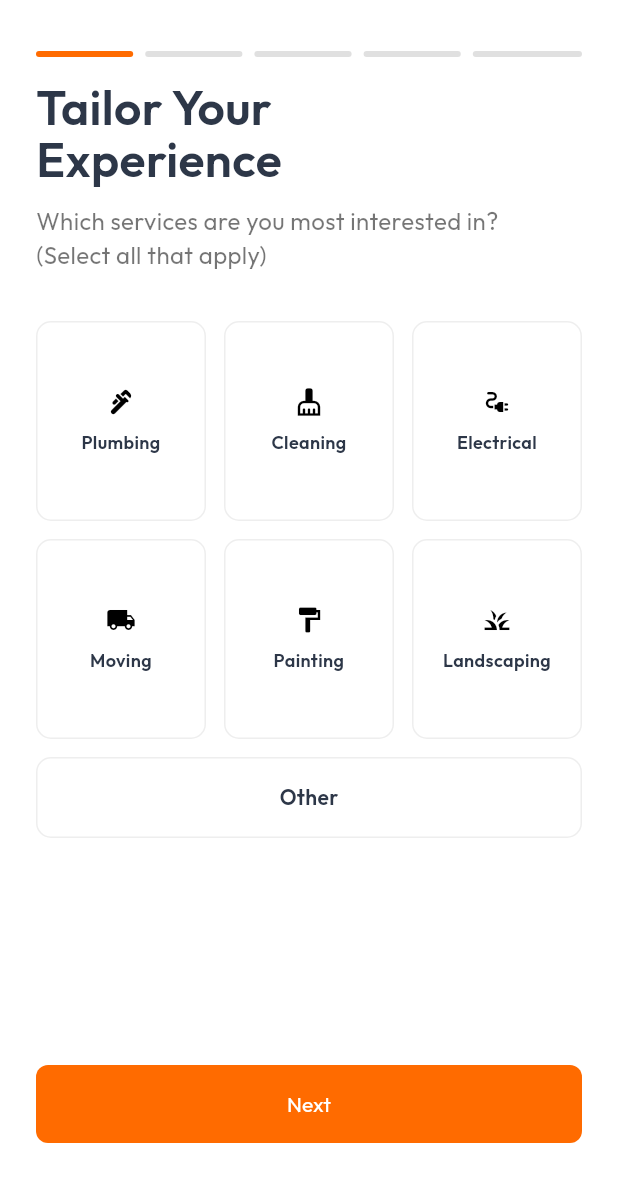
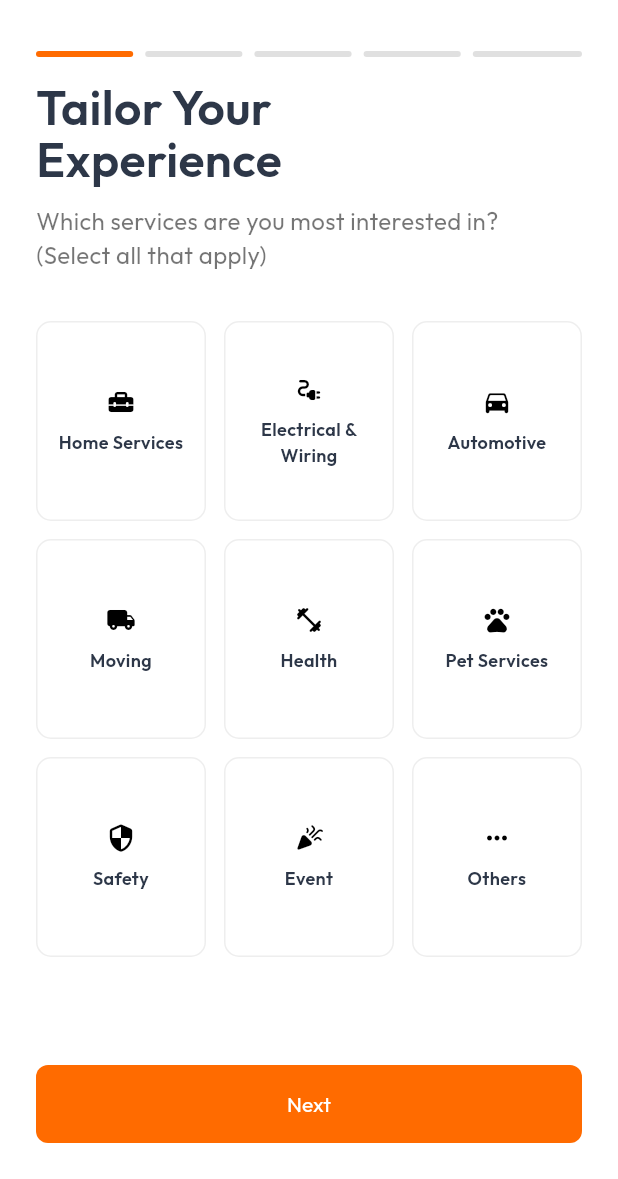
Before and after one commit to haziqrosli0408/GoServe, a Flutter app: the RegisterScreen screen opened by its route, swiped to page 5, on a phone screen of 412 x 824 dp, the part 57-1236 px from its top. Run offline on Flutter 3.47's test engine with Material 3 defaults, Android fonts, the phone set to English and light mode, and no system bars; our stand-ins replace animated_text_kit, cloud_firestore, firebase_auth, firebase_core, firebase_storage, geocoding and 6 more; missing offline and left inert: dart:js; accounts and stored records are empty; network calls fail.

Commit message:
update before ML

```diff
--- a/lib/screens/auth/provider_register_screen.dart
+++ b/lib/screens/auth/provider_register_screen.dart
@@ -9,6 +9,7 @@ import 'package:path/path.dart' as path;
 import 'package:gooservee/services/google_auth_service.dart';
 import 'package:flutter/services.dart';
 import 'dart:math';
+import 'package:gooservee/utils/categories_data.dart';
 
 class ProviderRegisterScreen extends StatefulWidget {
   const ProviderRegisterScreen({super.key});
@@ -138,14 +139,7 @@ class _ProviderRegisterScreenState extends State<ProviderRegisterScreen> {
 
   List<String> selectedServices = [];
 
-  final List<Map<String, dynamic>> services = [
-    {'name': 'Plumbing', 'desc': 'Maintenance & Repair', 'icon': Icons.plumbing},
-    {'name': 'Cleaning', 'desc': 'Deep & Routine Care', 'icon': Icons.cleaning_services},
-    {'name': 'Electrical', 'desc': 'Wiring & Smart Home', 'icon': Icons.electrical_services},
-    {'name': 'Moving', 'desc': 'Packing & Transport', 'icon': Icons.local_shipping},
-    {'name': 'Painting', 'desc': 'Interior & Exterior', 'icon': Icons.format_paint},
-    {'name': 'Landscaping', 'desc': 'Garden & Lawn', 'icon': Icons.grass},
-  ];
+  List<Map<String, dynamic>> get services => AppCategories.getHomeCategories();
 
   void _nextStep() {
     if (_formKeys[_currentStep].currentState!.validate()) {
@@ -1069,41 +1063,6 @@ class _ProviderRegisterScreenState extends State<ProviderRegisterScreen> {
                 );
               },
             ),
-            const SizedBox(height: 12),
-            GestureDetector(
-              onTap: () {
-                final isSelected = selectedServices.contains("Other");
-                setState(() {
-                  if (isSelected) {
-                    selectedServices.remove("Other");
-                  } else {
-                    selectedServices.add("Other");
-                  }
-                });
-              },
-              child: Container(
-                width: double.infinity,
-                decoration: BoxDecoration(
-                  color: selectedServices.contains("Other") ? const Color(0xFFE0E7FF) : Colors.white,
-                  borderRadius: BorderRadius.circular(10),
-                  border: Border.all(color: selectedServices.contains("Other") ? Colors.transparent : Colors.grey.shade200),
-                ),
-                padding: const EdgeInsets.symmetric(vertical: 16, horizontal: 20),
-                child: Row(
-                  mainAxisAlignment: MainAxisAlignment.center,
-                  children: [
-                    Text(
-                      "Other",
-                      style: TextStyle(
-                        fontWeight: FontWeight.w600,
-                        fontSize: 14,
-                        color: selectedServices.contains("Other") ? const Color(0xFF000000) : const Color(0xFF2D3748)
-                      ),
-                    ),
-                  ],
-                ),
-              ),
-            ),
             const SizedBox(height: 80),
           ],
         ),
--- a/lib/screens/auth/register_screen.dart
+++ b/lib/screens/auth/register_screen.dart
@@ -9,6 +9,7 @@ import 'package:path/path.dart' as path;
 import 'package:gooservee/services/google_auth_service.dart';
 import 'package:flutter/services.dart';
 import 'dart:math';
+import 'package:gooservee/utils/categories_data.dart';
 
 class RegisterScreen extends StatefulWidget {
   const RegisterScreen({super.key});
@@ -111,14 +112,7 @@ class _RegisterScreenState extends State<RegisterScreen> {
 
   List<String> selectedServices = [];
 
-  final List<Map<String, dynamic>> services = [
-    {'name': 'Plumbing', 'desc': 'Maintenance & Repair', 'icon': Icons.plumbing},
-    {'name': 'Cleaning', 'desc': 'Deep & Routine Care', 'icon': Icons.cleaning_services},
-    {'name': 'Electrical', 'desc': 'Wiring & Smart Home', 'icon': Icons.electrical_services},
-    {'name': 'Moving', 'desc': 'Packing & Transport', 'icon': Icons.local_shipping},
-    {'name': 'Painting', 'desc': 'Interior & Exterior', 'icon': Icons.format_paint},
-    {'name': 'Landscaping', 'desc': 'Garden & Lawn', 'icon': Icons.grass},
-  ];
+  List<Map<String, dynamic>> get services => AppCategories.getHomeCategories();
 
   void _nextStep() {
     if (_formKeys[_currentStep].currentState!.validate()) {
@@ -912,41 +906,6 @@ class _RegisterScreenState extends State<RegisterScreen> {
                 );
               },
             ),
-            const SizedBox(height: 12),
-            GestureDetector(
-              onTap: () {
-                final isSelected = selectedServices.contains("Other");
-                setState(() {
-                  if (isSelected) {
-                    selectedServices.remove("Other");
-                  } else {
-                    selectedServices.add("Other");
-                  }
-                });
-              },
-              child: Container(
-                width: double.infinity,
-                decoration: BoxDecoration(
-                  color: selectedServices.contains("Other") ? const Color(0xFFFFEBD9) : Colors.white,
-                  borderRadius: BorderRadius.circular(10),
-                  border: Border.all(color: selectedServices.contains("Other") ? Colors.transparent : Colors.grey.shade200),
-                ),
-                padding: const EdgeInsets.symmetric(vertical: 16, horizontal: 20),
-                child: Row(
-                  mainAxisAlignment: MainAxisAlignment.center,
-                  children: [
-                    Text(
-                      "Other",
-                      style: TextStyle(
-                        fontWeight: FontWeight.w600,
-                        fontSize: 14,
-                        color: selectedServices.contains("Other") ? const Color(0xFF000000) : const Color(0xFF2D3748)
-                      ),
-                    ),
-                  ],
-                ),
-              ),
-            ),
             const SizedBox(height: 24),
           ],
         ),
```
Also changed, not shown: lib/screens/auth/login_screen.dart (+4 -4 lines).
